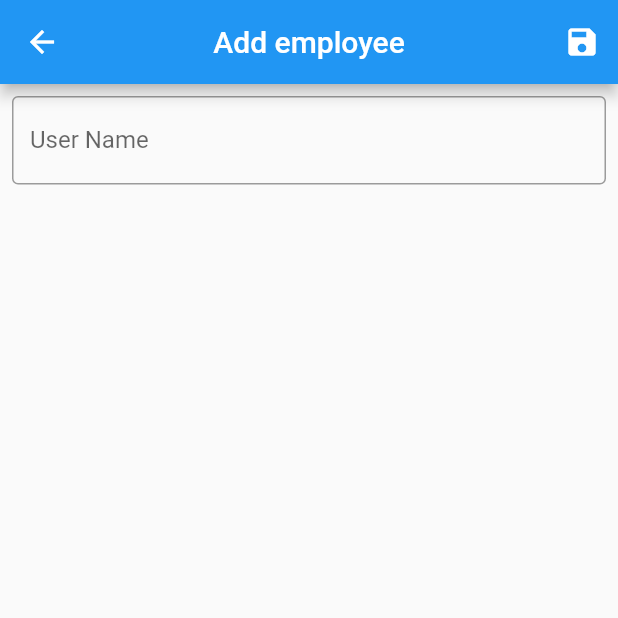
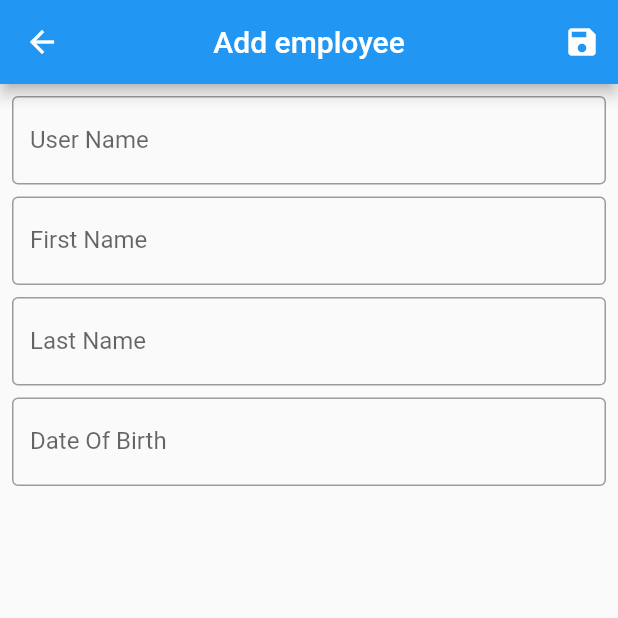
Before and after one commit to LamNamBoDoi/github-flutter, a Flutter app: the AddEmployee screen opened by its route, on a phone screen of 412 x 824 dp, the top half of it. Run offline on Flutter 3.47's test engine with Material 2 defaults, Android fonts, the light colour scheme and no system bars.

Commit message:
Extract TextFormField Widget

```diff
--- a/lib/screen/add_employee_sreen.dart
+++ b/lib/screen/add_employee_sreen.dart
@@ -1,4 +1,5 @@
 import 'package:flutter/material.dart';
+import 'package:hello_world/widget/custom_text_form_field.dart';
 
 class AddEmployee extends StatefulWidget {
   const AddEmployee({super.key});
@@ -8,7 +9,10 @@ class AddEmployee extends StatefulWidget {
 }
 
 class _AddEmployeeState extends State<AddEmployee> {
-  TextEditingController _controller = TextEditingController();
+  TextEditingController _userNameController = TextEditingController();
+  TextEditingController _firstNameController = TextEditingController();
+  TextEditingController _lastNameController = TextEditingController();
+  TextEditingController _dateOfBirthController = TextEditingController();
   @override
   Widget build(BuildContext context) {
     return Scaffold(
@@ -20,16 +24,34 @@ class _AddEmployeeState extends State<AddEmployee> {
       body: Container(
         padding: EdgeInsets.all(8),
         child: Column(children: [
-          TextFormField(
-            controller: _controller,
-            keyboardType: TextInputType.name,
-            decoration: InputDecoration(
-                border: OutlineInputBorder(), label: Text('User Name')),
-            validator: (value) {
-              if (value == null || value.isEmpty)
-                return 'User name cannot be empty';
-            },
-          )
+          CustomTextFormField(
+            controller: _userNameController,
+            txtLabel: 'User Name',
+          ),
+          SizedBox(
+            height: 8,
+          ),
+          CustomTextFormField(
+            controller: _firstNameController,
+            txtLabel: 'First Name',
+          ),
+          SizedBox(
+            height: 8,
+          ),
+          CustomTextFormField(
+            controller: _lastNameController,
+            txtLabel: 'Last Name',
+          ),
+          SizedBox(
+            height: 8,
+          ),
+          CustomTextFormField(
+            controller: _dateOfBirthController,
+            txtLabel: 'Date Of Birth',
+          ),
+          SizedBox(
+            height: 8,
+          ),
         ]),
       ),
     );
--- /dev/null
+++ b/lib/widget/custom_text_form_field.dart
@@ -0,0 +1,27 @@
+import 'package:flutter/material.dart';
+
+class CustomTextFormField extends StatelessWidget {
+  const CustomTextFormField({
+    super.key,
+    required TextEditingController controller,
+    required String txtLabel,
+  })  : _controller = controller,
+        _txtLabel = txtLabel;
+
+  final TextEditingController _controller;
+  final String _txtLabel;
+  @override
+  Widget build(BuildContext context) {
+    return TextFormField(
+      controller: _controller,
+      keyboardType: TextInputType.name,
+      decoration: InputDecoration(
+        border: OutlineInputBorder(),
+        label: Text(_txtLabel),
+      ),
+      validator: (value) {
+        if (value == null || value.isEmpty) return '$_txtLabel be empty';
+      },
+    );
+  }
+}
```
